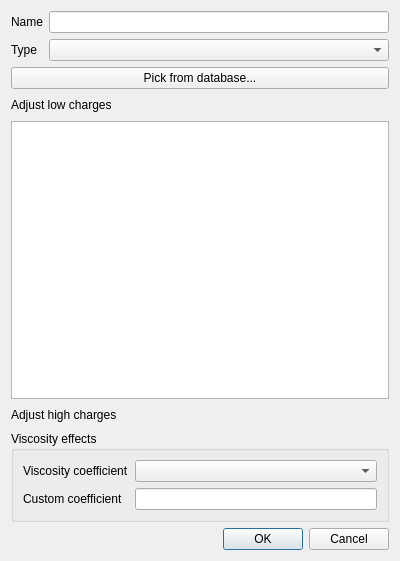
First picture: the form in src/ui/editconstituentdialog.ui, repository echmet/PeakMasterNG, before the edit.
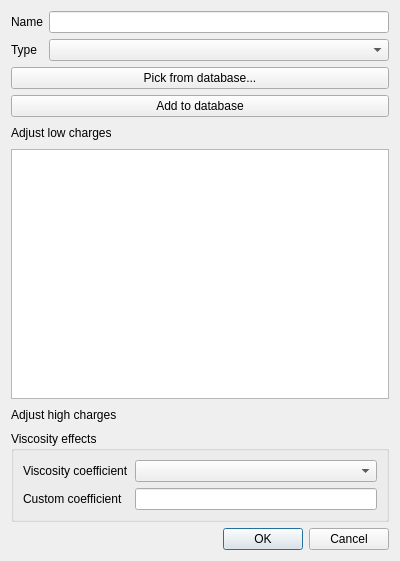
Second picture: the form after the edit. Custom widgets are drawn as their Qt base class.

Commit message: Allow extension of the database by user-defined constituents

```diff
--- a/src/ui/editconstituentdialog.ui
+++ b/src/ui/editconstituentdialog.ui
@@ -59,6 +59,13 @@
      </property>
     </widget>
    </item>
+   <item>
+    <widget class="QPushButton" name="qpb_addToDatabase">
+     <property name="text">
+      <string>Add to database</string>
+     </property>
+    </widget>
+   </item>
    <item>
     <layout class="QHBoxLayout" name="qlay_lowChargeButtons">
      <item>
```
The commit also changes 14 other files.
